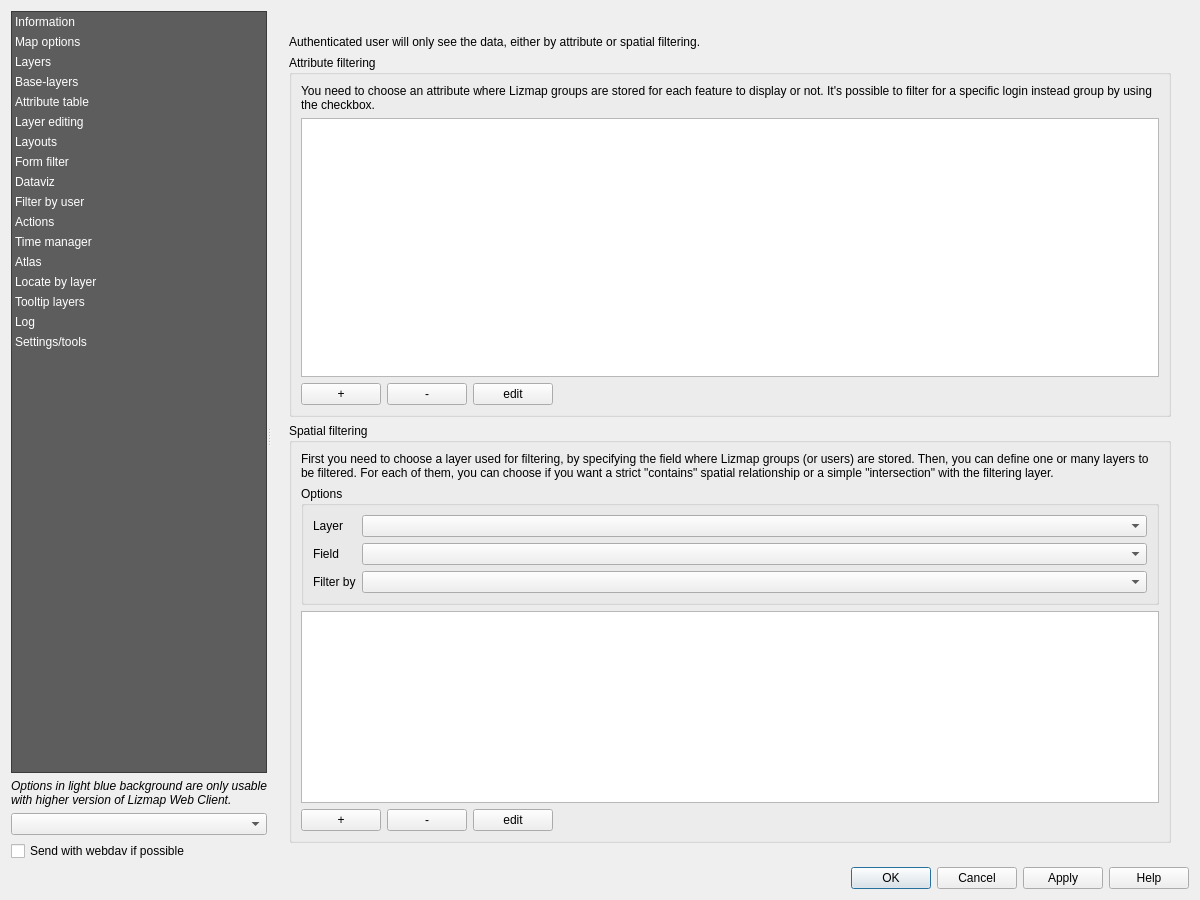
This is lizmap/resources/ui/ui_lizmap.ui in 3liz/lizmap-plugin as Qt 5 draws it before an edit. The edited form follows.
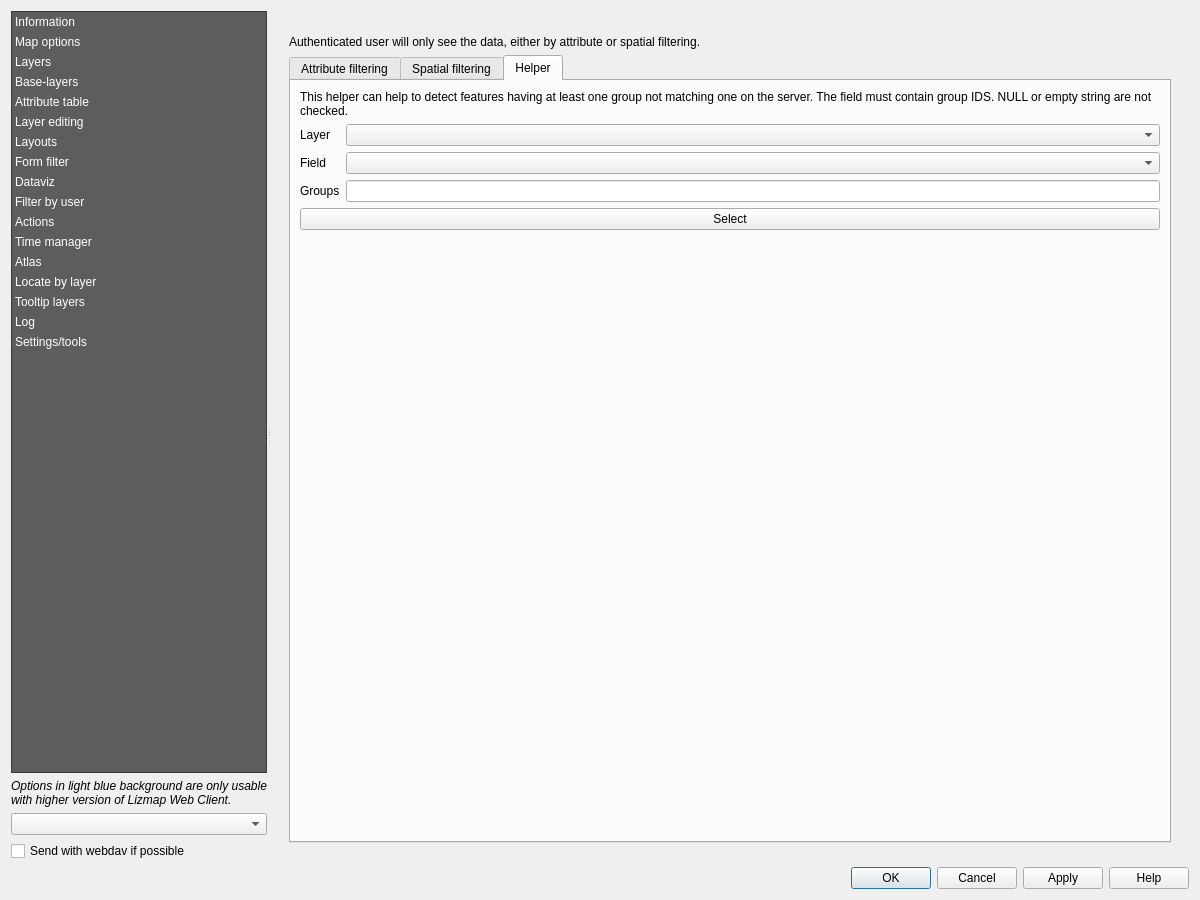
This is the edited form. The open tabs and pages were chosen to show the change. Custom widgets are drawn as their Qt base class.

Commit message: Add a debug tool for groups in an attribute table

What changed in the file:
```diff
--- a/lizmap/resources/ui/ui_lizmap.ui
+++ b/lizmap/resources/ui/ui_lizmap.ui
@@ -3735,10 +3735,14 @@
                 </widget>
                </item>
                <item>
-                <widget class="QgsCollapsibleGroupBox" name="groupBox_7">
-                 <property name="title">
+                <widget class="QTabWidget" name="tab_filtering">
+                 <property name="currentIndex">
+                  <number>0</number>
+                 </property>
+                 <widget class="QWidget" name="attribute_filtering">
+                  <attribute name="title">
                   <string>Attribute filtering</string>
-                 </property>
+                  </attribute>
                  <layout class="QVBoxLayout" name="verticalLayout_17">
                   <item>
                    <widget class="QLabel" name="label_22">
@@ -3793,12 +3797,10 @@
                   </item>
                  </layout>
                 </widget>
-               </item>
-               <item>
-                <widget class="QgsCollapsibleGroupBox" name="groupBox_8">
-                 <property name="title">
+                 <widget class="QWidget" name="spatial_filtering">
+                  <attribute name="title">
                   <string>Spatial filtering</string>
-                 </property>
+                  </attribute>
                  <layout class="QVBoxLayout" name="verticalLayout_24">
                   <item>
                    <widget class="QLabel" name="label_filter_polygon">
@@ -3895,6 +3897,78 @@
                    </layout>
                   </item>
                  </layout>
+                 </widget>
+                 <widget class="QWidget" name="helper">
+                  <attribute name="title">
+                   <string>Helper</string>
+                  </attribute>
+                  <layout class="QVBoxLayout" name="verticalLayout_68">
+                   <item>
+                    <widget class="QLabel" name="label_83">
+                     <property name="text">
+                      <string>This helper can help to detect features having at least one group not matching one on the server. The field must contain group IDS. NULL or empty string are not checked.</string>
+                     </property>
+                     <property name="wordWrap">
+                      <bool>true</bool>
+                     </property>
+                    </widget>
+                   </item>
+                   <item>
+                    <layout class="QFormLayout" name="formLayout_4">
+                     <item row="0" column="0">
+                      <widget class="QLabel" name="label_helper_layer_group">
+                       <property name="text">
+                        <string>Layer</string>
+                       </property>
+                      </widget>
+                     </item>
+                     <item row="1" column="0">
+                      <widget class="QLabel" name="label_helper_field_group">
+                       <property name="text">
+                        <string>Field</string>
+                       </property>
+                      </widget>
+                     </item>
+                     <item row="2" column="0">
+                      <widget class="QLabel" name="label_helper_list_group">
+                       <property name="text">
+                        <string>Groups</string>
+                       </property>
+                      </widget>
+                     </item>
+                     <item row="2" column="1">
+                      <widget class="QLineEdit" name="helper_list_group"/>
+                     </item>
+                     <item row="0" column="1">
+                      <widget class="QgsMapLayerComboBox" name="helper_layer_group"/>
+                     </item>
+                     <item row="1" column="1">
+                      <widget class="QgsFieldComboBox" name="helper_field_group"/>
+                     </item>
+                    </layout>
+                   </item>
+                   <item>
+                    <widget class="QPushButton" name="button_helper_group">
+                     <property name="text">
+                      <string>Select</string>
+                     </property>
+                    </widget>
+                   </item>
+                   <item>
+                    <spacer name="verticalSpacer_5">
+                     <property name="orientation">
+                      <enum>Qt::Vertical</enum>
+                     </property>
+                     <property name="sizeHint" stdset="0">
+                      <size>
+                       <width>20</width>
+                       <height>558</height>
+                      </size>
+                     </property>
+                    </spacer>
+                   </item>
+                  </layout>
+                 </widget>
                 </widget>
                </item>
               </layout>
```
Left out of the diff: 7 changed lines with no effect on the pictures. Lines whose indentation alone changed are shown as unchanged. The commit also changes 3 other files.
